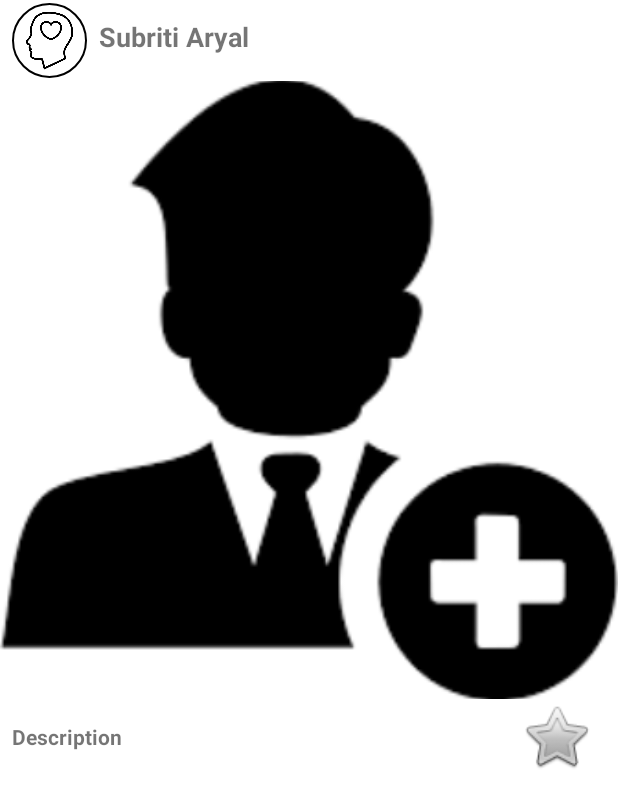
After one commit to Subriti/FYP-AndroidStudio, an Android app: the layout post_feed_item.xml on its own in the app's theme, with its tools: preview values and no code run, on a phone screen of 412 x 824 dp. The commit adds this screen. Shown: the top 807 px of the screen. Run offline under Robolectric (Android 15) with nearby library versions, the phone set to English and light mode, and no system bars; network calls fail.

Commit message:
Basic Donation Feed

```diff
--- a/app/src/main/java/com/example/notificationpermissions/AuthService.kt
+++ b/app/src/main/java/com/example/notificationpermissions/AuthService.kt
@@ -81,6 +81,7 @@ object AuthService {
                 try {
                     App.sharedPrefs.userEmail= email
                     App.sharedPrefs.userID = response.getString("user_id")
+                    App.sharedPrefs.userName= response.getString("user_name")
                     App.sharedPrefs.profilePicture= response.getString("profile_picture")
                     App.sharedPrefs.authToken = response.getString("token")
                     App.sharedPrefs.isLoggedIn = true
--- a/app/src/main/java/com/example/notificationpermissions/SignUpPageActivity.kt
+++ b/app/src/main/java/com/example/notificationpermissions/SignUpPageActivity.kt
@@ -360,7 +360,7 @@ class SignUpPageActivity : AppCompatActivity(), EasyPermissions.PermissionCallba
                         number,
                         locationTxt.text.toString(),
                         SimpleDateFormat("yyyy-MM-dd'T'HH:mm:ss").format(Calendar.getInstance().time),
-                        imgURL
+                        downloadURL
                     )
                     { createSuccess ->
                         println("Register User success: $createSuccess")
--- a/app/src/main/java/com/example/notificationpermissions/Utilities/Constants.kt
+++ b/app/src/main/java/com/example/notificationpermissions/Utilities/Constants.kt
@@ -23,6 +23,7 @@ const val URL_GET_CLOTH= "${BASE_URL}clothes/showClothes"
 const val URL_GET_DONATION_STATUS= "${BASE_URL}donationStatus/showDonationStatus"
 const val URL_ADD_CLOTH= "${BASE_URL}clothes/addClothes"
 const val URL_CREATE_POST= "${BASE_URL}post/addPost"
+const val URL_GET_ALL_POST= "${BASE_URL}post/showPosts"
 const val URL_GET_USER_POSTS= "${BASE_URL}post/showUserPosts/"
 const val URL_UPDATE_POST= "${BASE_URL}post/updatePost/"
 const val URL_DELETE_POST= "${BASE_URL}post/deletePost/"
--- a/app/src/main/java/com/example/notificationpermissions/Utilities/SharedPrefs.kt
+++ b/app/src/main/java/com/example/notificationpermissions/Utilities/SharedPrefs.kt
@@ -16,6 +16,7 @@ class SharedPrefs(context: Context) {
     val AUTH_TOKEN= "authToken"
     val USER_EMAIL= "userEmail"
     val USER_ID= "userID"
+    val USER_NAME= "userName"
     val PROFILE_PICTURE= "profilePicture"
 
     var isLoggedIn: Boolean
@@ -34,6 +35,10 @@ class SharedPrefs(context: Context) {
         get() = prefs.getString(USER_ID, "")!!
         set(value) = prefs.edit().putString(USER_ID, value).apply()
 
+    var userName: String
+        get() = prefs.getString(USER_NAME, "")!!
+        set(value) = prefs.edit().putString(USER_NAME, value).apply()
+
     var profilePicture: String
         get() = prefs.getString(PROFILE_PICTURE, "")!!
         set(value) = prefs.edit().putString(PROFILE_PICTURE, value).apply()
--- /dev/null
+++ b/app/src/main/res/drawable/ic_baseline_star_24.xml
@@ -0,0 +1,5 @@
+<vector android:height="24dp" android:tint="#63474D"
+    android:viewportHeight="24" android:viewportWidth="24"
+    android:width="24dp" xmlns:android="http://schemas.android.com/apk/res/android">
+    <path android:fillColor="@android:color/white" android:pathData="M12,17.27L18.18,21l-1.64,-7.03L22,9.24l-7.19,-0.61L12,2 9.19,8.63 2,9.24l5.46,4.73L5.82,21z"/>
+</vector>
--- /dev/null
+++ b/app/src/main/res/drawable/ic_baseline_star_border_24.xml
@@ -0,0 +1,5 @@
+<vector android:height="24dp" android:tint="#63474D"
+    android:viewportHeight="24" android:viewportWidth="24"
+    android:width="24dp" xmlns:android="http://schemas.android.com/apk/res/android">
+    <path android:fillColor="@android:color/white" android:pathData="M22,9.24l-7.19,-0.62L12,2 9.19,8.63 2,9.24l5.46,4.73L5.82,21 12,17.27 18.18,21l-1.63,-7.03L22,9.24zM12,15.4l-3.76,2.27 1,-4.28 -3.32,-2.88 4.38,-0.38L12,6.1l1.71,4.04 4.38,0.38 -3.32,2.88 1,4.28L12,15.4z"/>
+</vector>
--- a/app/src/main/res/layout/activity_dashboard.xml
+++ b/app/src/main/res/layout/activity_dashboard.xml
@@ -45,7 +45,7 @@
         android:id="@+id/nav_fragment"
         android:name="androidx.navigation.fragment.NavHostFragment"
         android:layout_width="match_parent"
-        android:layout_height="match_parent"
+        android:layout_height="0dp"
         app:defaultNavHost="true"
         app:layout_constraintBottom_toTopOf="@id/bottom_navigation_view"
         app:layout_constraintLeft_toLeftOf="parent"
--- /dev/null
+++ b/app/src/main/res/layout/post_feed_item.xml
@@ -0,0 +1,88 @@
+<?xml version="1.0" encoding="utf-8"?>
+<androidx.constraintlayout.widget.ConstraintLayout xmlns:android="http://schemas.android.com/apk/res/android"
+    xmlns:app="http://schemas.android.com/apk/res-auto"
+    xmlns:tools="http://schemas.android.com/tools"
+    android:layout_width="match_parent"
+    android:layout_height="wrap_content"
+    android:layout_marginBottom="8dp"
+    android:background="#FFFFFF">
+
+    <de.hdodenhof.circleimageview.CircleImageView
+        android:id="@+id/user_profile"
+        android:layout_width="50dp"
+        android:layout_height="50dp"
+        android:layout_marginStart="8dp"
+        android:layout_marginTop="2dp"
+        app:civ_border_color="#FF000000"
+        app:civ_border_width="1dp"
+        app:layout_constraintStart_toStartOf="parent"
+        app:layout_constraintTop_toTopOf="parent"
+        tools:src="@drawable/donatelove" />
+
+    <ImageView
+        android:id="@+id/postImage"
+        android:layout_width="0dp"
+        android:layout_height="0dp"
+        android:scaleType="centerCrop"
+        app:layout_constraintDimensionRatio="w,1:1"
+        app:layout_constraintEnd_toEndOf="parent"
+        app:layout_constraintStart_toStartOf="parent"
+        app:layout_constraintTop_toTopOf="@+id/guideline2"
+        app:srcCompat="@drawable/img_5" />
+
+    <androidx.constraintlayout.widget.Guideline
+        android:id="@+id/guideline2"
+        android:layout_width="wrap_content"
+        android:layout_height="wrap_content"
+        android:orientation="horizontal"
+        app:layout_constraintGuide_begin="54dp" />
+
+    <androidx.constraintlayout.widget.Guideline
+        android:id="@+id/guideline3"
+        android:layout_width="wrap_content"
+        android:layout_height="wrap_content"
+        android:orientation="horizontal"
+        app:layout_constraintGuide_begin="470dp" />
+
+    <TextView
+        android:id="@+id/username"
+        android:layout_width="wrap_content"
+        android:layout_height="wrap_content"
+        android:layout_marginStart="8dp"
+        android:layout_marginTop="12dp"
+        android:text="Subriti Aryal"
+        android:textAlignment="center"
+        android:textSize="18sp"
+        android:textStyle="bold"
+        app:layout_constraintStart_toEndOf="@+id/user_profile"
+        app:layout_constraintTop_toTopOf="parent" />
+
+    <androidx.constraintlayout.widget.Barrier
+        android:layout_width="wrap_content"
+        android:layout_height="wrap_content"
+        app:barrierDirection="top"
+        app:layout_constraintBottom_toBottomOf="parent"
+        tools:layout_editor_absoluteX="114dp" />
+
+    <ImageView
+        android:id="@+id/markInterested"
+        android:layout_width="50dp"
+        android:layout_height="50dp"
+        android:layout_marginEnd="16dp"
+        app:layout_constraintEnd_toEndOf="parent"
+        app:layout_constraintTop_toBottomOf="@+id/postImage"
+        app:srcCompat="@android:drawable/btn_star_big_off" />
+
+    <TextView
+        android:id="@+id/feed_description"
+        android:layout_width="wrap_content"
+        android:layout_height="wrap_content"
+        android:layout_marginStart="8dp"
+        android:text="Description"
+        android:textSize="14sp"
+        android:textStyle="bold"
+        app:layout_constraintBottom_toBottomOf="parent"
+        app:layout_constraintStart_toStartOf="parent"
+        app:layout_constraintTop_toBottomOf="@+id/postImage" />
+
+</androidx.constraintlayout.widget.ConstraintLayout>
--- a/app/src/main/res/layout/user_post_item.xml
+++ b/app/src/main/res/layout/user_post_item.xml
@@ -3,7 +3,8 @@
     xmlns:app="http://schemas.android.com/apk/res-auto"
     xmlns:tools="http://schemas.android.com/tools"
     android:layout_width="match_parent"
-    android:layout_height="wrap_content">
+    android:layout_height="wrap_content"
+    android:layout_margin="2dp">
 
     <ImageView
         android:id="@+id/postImage"
--- a/app/src/main/res/navigation/nav_graph.xml
+++ b/app/src/main/res/navigation/nav_graph.xml
@@ -28,6 +28,6 @@
     <fragment
         android:id="@+id/profileFragment"
         android:name="com.example.notificationpermissions.ProfileFragment"
-        android:label="Edit Profile"
+        android:label="Profile"
         tools:layout="@layout/fragment_profile" />
 </navigation>
```
Also changed, not shown: app/src/main/java/com/example/notificationpermissions/DashboardActivity.kt (+12 -0 lines), app/src/main/java/com/example/notificationpermissions/FeedRecyclerAdapter.kt (added, +70 -0 lines), app/src/main/java/com/example/notificationpermissions/HomeFragment.kt (+28 -0 lines), app/src/main/java/com/example/notificationpermissions/PostRecycleAdapter.kt (+27 -7 lines), app/src/main/java/com/example/notificationpermissions/PostService.kt (+74 -0 lines), app/src/main/java/com/example/notificationpermissions/ProfileFragment.kt (+5 -5 lines), app/src/main/res/layout/fragment_home.xml (+7 -18 lines), app/src/main/res/layout/fragment_profile.xml (+5 -7 lines).
